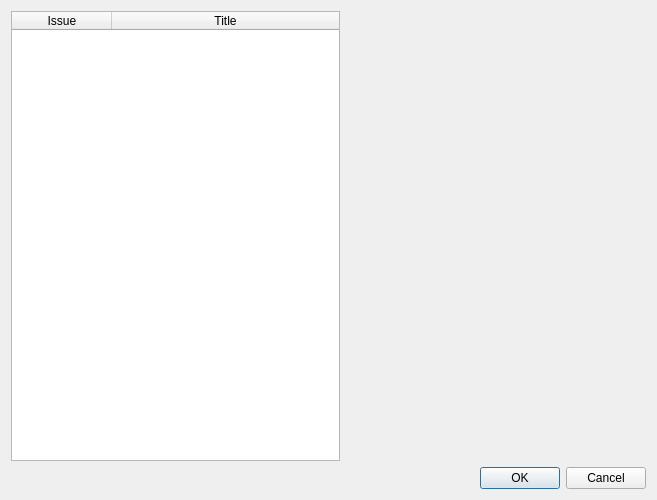
Old version of the form comictaggerlib/ui/issueselectionwindow.ui in the repository comictagger/comictagger.
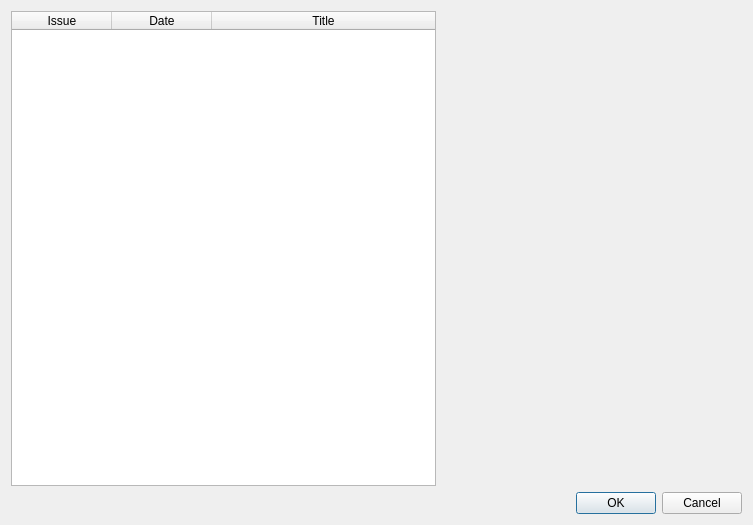
New version of the form.

Commit message: Added cover date to issue selection dialog

The edit to the form file:
```diff
--- a/comictaggerlib/ui/issueselectionwindow.ui
+++ b/comictaggerlib/ui/issueselectionwindow.ui
@@ -6,8 +6,8 @@
    <rect>
     <x>0</x>
     <y>0</y>
-    <width>657</width>
-    <height>400</height>
+    <width>753</width>
+    <height>525</height>
    </rect>
   </property>
   <property name="windowTitle">
@@ -30,7 +30,7 @@
           <number>0</number>
          </property>
          <property name="columnCount">
-          <number>2</number>
+          <number>3</number>
          </property>
          <attribute name="horizontalHeaderStretchLastSection">
           <bool>true</bool>
@@ -43,6 +43,11 @@
            <string>Issue</string>
           </property>
          </column>
+         <column>
+          <property name="text">
+           <string>Date</string>
+          </property>
+         </column>
          <column>
           <property name="text">
            <string>Title</string>
```
The commit also changes 1 other file.
